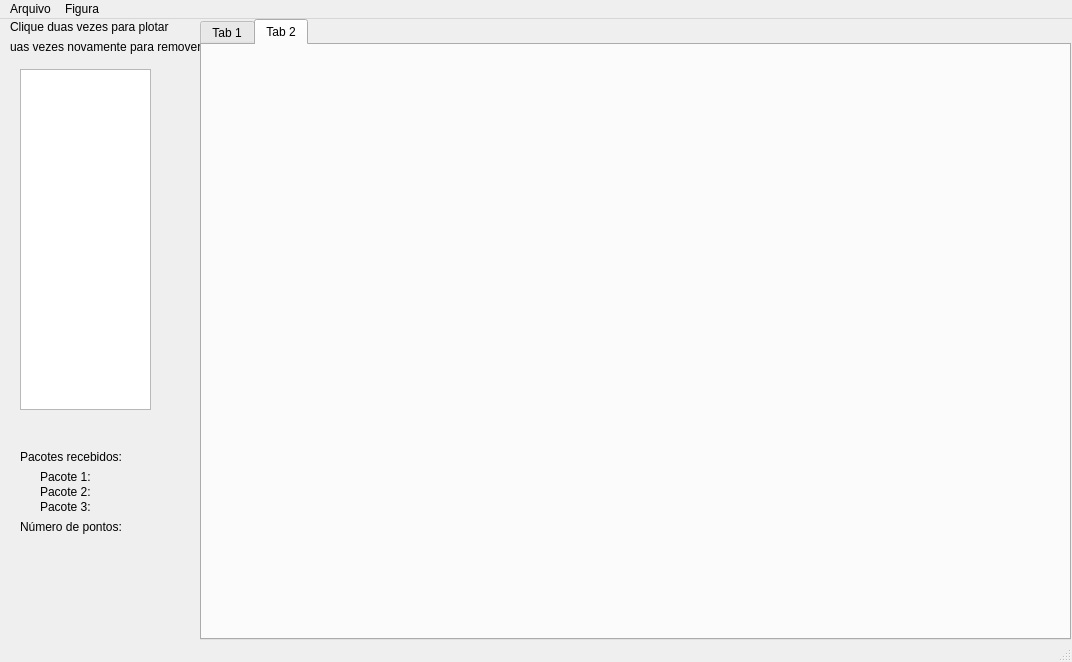
First picture: the form in dataAnalysisGui.ui, repository bernardo-torres/data-analysis-formula, before the edit.
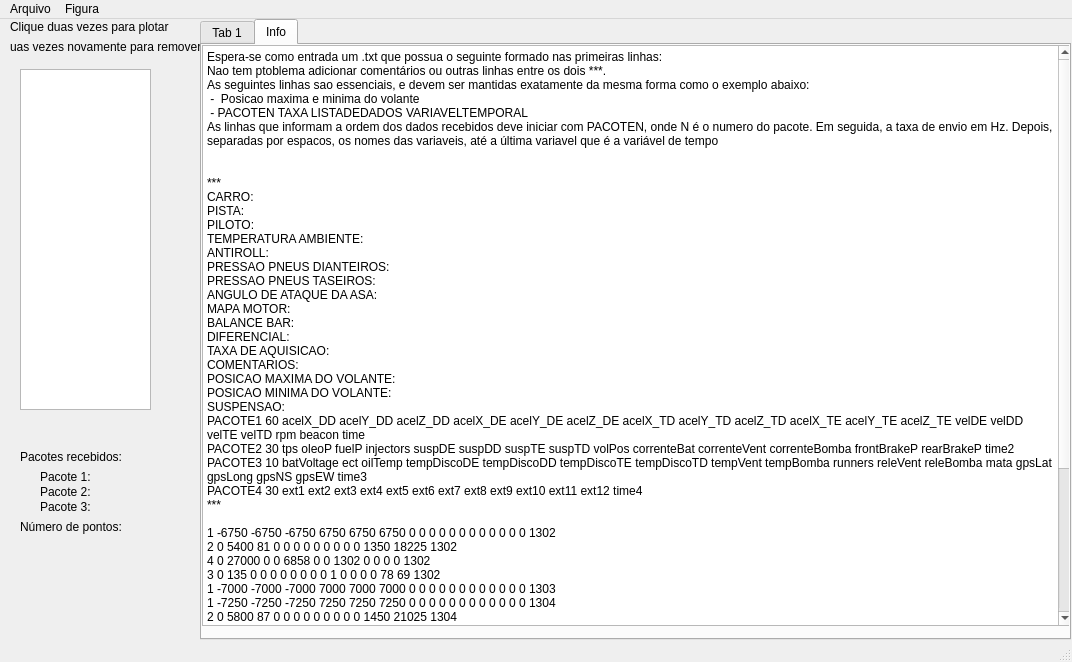
Second picture: the form after the edit. The open tabs and pages were chosen to show the change. Custom widgets are drawn as their Qt base class.

What changed in the file:
```diff
--- a/dataAnalysisGui.ui
+++ b/dataAnalysisGui.ui
@@ -246,8 +246,71 @@
     </widget>
     <widget class="QWidget" name="tab_2">
      <attribute name="title">
-      <string>Tab 2</string>
+      <string>Info</string>
      </attribute>
+     <widget class="QPlainTextEdit" name="plainTextEdit">
+      <property name="geometry">
+       <rect>
+        <x>0</x>
+        <y>0</y>
+        <width>871</width>
+        <height>581</height>
+       </rect>
+      </property>
+      <property name="plainText">
+       <string>Espera-se como entrada um .txt que possua o seguinte formado nas primeiras linhas:
+Nao tem ptoblema adicionar comentários ou outras linhas entre os dois ***.
+As seguintes linhas sao essenciais, e devem ser mantidas exatamente da mesma forma como o exemplo abaixo:
+ -  Posicao maxima e minima do volante
+ - PACOTEN TAXA LISTADEDADOS VARIAVELTEMPORAL
+As linhas que informam a ordem dos dados recebidos deve iniciar com PACOTEN, onde N é o numero do pacote. Em seguida, a taxa de envio em Hz. Depois, separadas por espacos, os nomes das variaveis, até a última variavel que é a variável de tempo
+
+
+***
+CARRO:
+PISTA:
+PILOTO:
+TEMPERATURA AMBIENTE:
+ANTIROLL:
+PRESSAO PNEUS DIANTEIROS:
+PRESSAO PNEUS TASEIROS:
+ANGULO DE ATAQUE DA ASA:
+MAPA MOTOR:
+BALANCE BAR:
+DIFERENCIAL:
+TAXA DE AQUISICAO:
+COMENTARIOS:
+POSICAO MAXIMA DO VOLANTE:
+POSICAO MINIMA DO VOLANTE:
+SUSPENSAO:
+PACOTE1 60 acelX_DD acelY_DD acelZ_DD acelX_DE acelY_DE acelZ_DE acelX_TD acelY_TD acelZ_TD acelX_TE acelY_TE acelZ_TE velDE velDD velTE velTD rpm beacon time
+PACOTE2 30 tps oleoP fuelP injectors suspDE suspDD suspTE suspTD volPos correnteBat correnteVent correnteBomba frontBrakeP rearBrakeP time2
+PACOTE3 10 batVoltage ect oilTemp tempDiscoDE tempDiscoDD tempDiscoTE tempDiscoTD tempVent tempBomba runners releVent releBomba mata gpsLat gpsLong gpsNS gpsEW time3
+PACOTE4 30 ext1 ext2 ext3 ext4 ext5 ext6 ext7 ext8 ext9 ext10 ext11 ext12 time4
+***
+
+1 -6750 -6750 -6750 6750 6750 6750 0 0 0 0 0 0 0 0 0 0 0 0 1302
+2 0 5400 81 0 0 0 0 0 0 0 0 0 1350 18225 1302
+4 0 27000 0 0 6858 0 0 1302 0 0 0 0 1302
+3 0 135 0 0 0 0 0 0 0 0 1 0 0 0 0 78 69 1302
+1 -7000 -7000 -7000 7000 7000 7000 0 0 0 0 0 0 0 0 0 0 0 0 1303
+1 -7250 -7250 -7250 7250 7250 7250 0 0 0 0 0 0 0 0 0 0 0 0 1304
+2 0 5800 87 0 0 0 0 0 0 0 0 0 1450 21025 1304
+4 0 29000 0 0 7366 0 0 1304 0 0 0 0 1304
+1 -7500 -7500 -7500 7500 7500 7500 0 0 0 0 0 0 0 0 0 0 0 0 1305
+1 -7750 -7750 -7750 7750 7750 7750 0 0 0 0 0 0 0 0 0 0 0 0 1306
+2 0 6200 93 0 0 0 0 0 0 0 0 0 1550 24025 1306
+4 0 31000 0 0 7874 0 0 1306 0 0 0 0 1306
+1 -8000 -8000 -8000 8000 8000 8000 0 0 0 0 0 0 0 0 0 0 0 0 1307
+1 -8250 -8250 -8250 8250 8250 8250 0 0 0 0 0 0 0 0 0 0 0 0 1308
+2 0 6600 99 0 0 0 0 0 0 0 0 0 1650 27225 1308
+4 0 16744680 0 0 8382 0 0 1308 0 0 0 0 1308
+3 0 165 0 0 0 0 0 0 0 0 1 0 0 0 0 78 69 1308
+1 -8500 -8500 -8500 8500 8500 8500 0 0 0 0 0 0 0 0 0 0 0 0 1309
+1 -8750 -8750 -8750 8750 8750 8750 0 0 0 0 0 0 0 0 0 0 0 0 1310
+2 0 7000 105 0 0 0 0 0 0 0 0 0 1750 30625 1310</string>
+      </property>
+     </widget>
     </widget>
    </widget>
   </widget>
```
Left out of the diff: 11 changed lines with no effect on the pictures.
